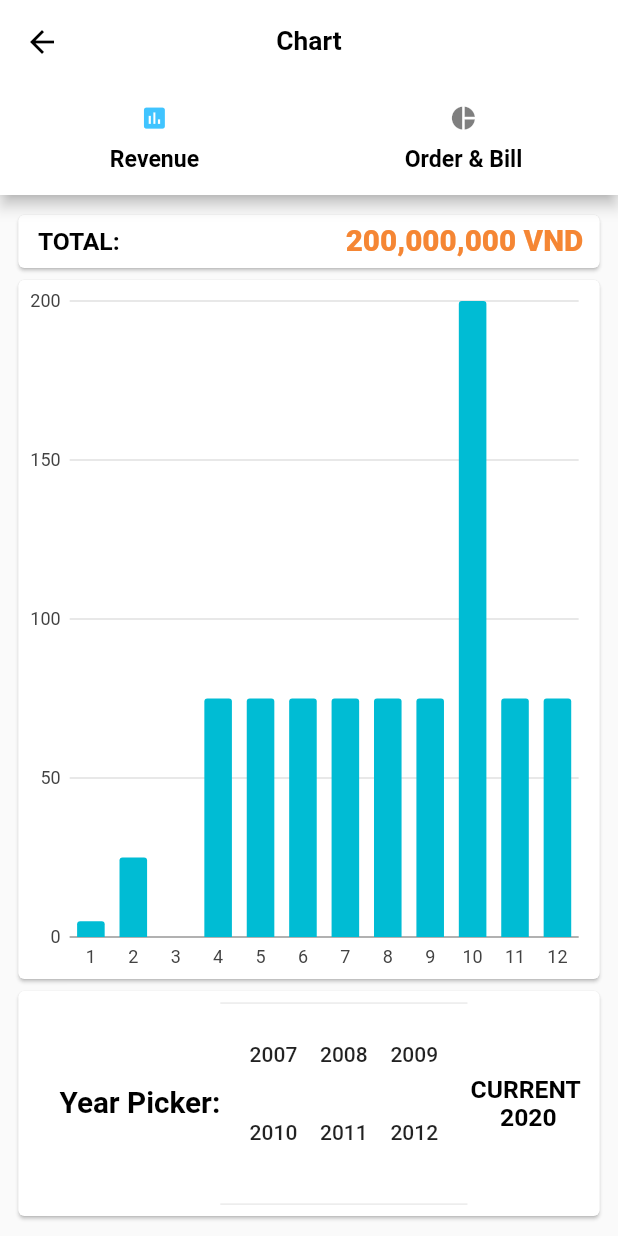
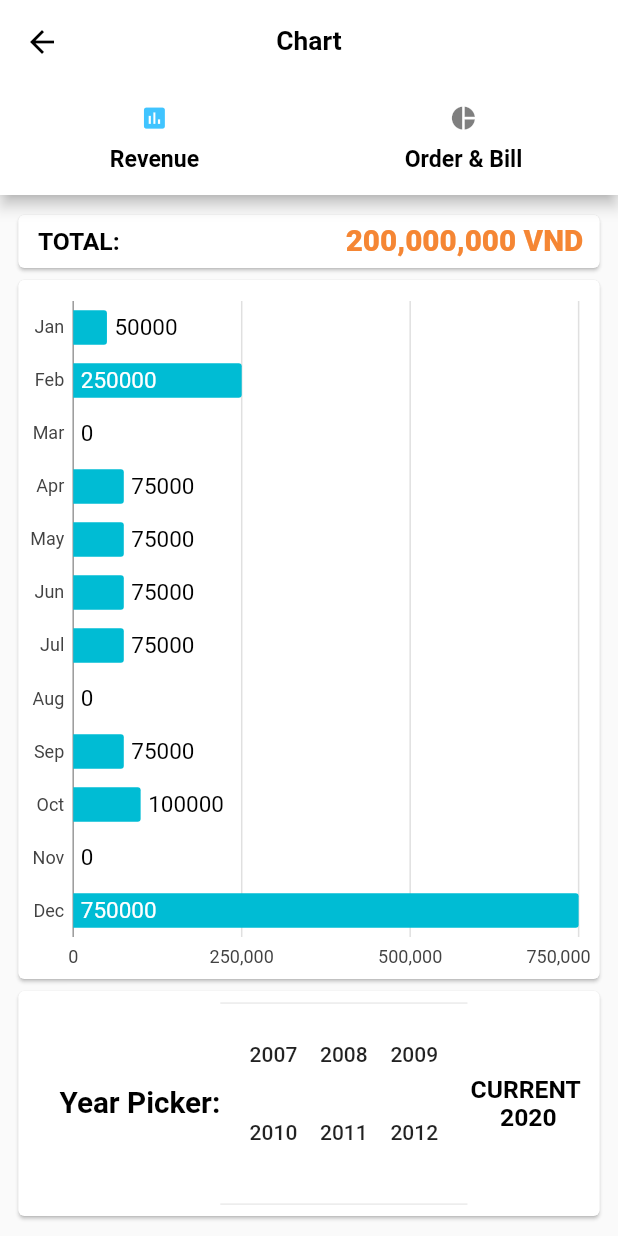
Before and after one commit to Abdulhaiking34/Instacop, a Flutter app: the AdminHomeView screen opened by its route, after a tap on "Revenue", on a phone screen of 412 x 824 dp. Run offline on Flutter 3.47's test engine with Material 2 defaults, Android fonts, the phone set to English and light mode, and no system bars; drawn by our look-alikes of fl_chart; our stand-ins replace auto_size_text, cached_network_image, carousel_slider, charts_flutter, cloud_firestore, device_preview and 13 more; missing offline and left inert: flutter_google_places, google_maps_webservice, grouped_buttons, multi_image_picker, stripe_payment; accounts and stored records are empty; statements that could not run were skipped.

Commit message:
Edit:  + revenue Chart UI (admin)

```diff
--- a/lib/src/views/HomePage/Admin/ChartRevenue/revenue_chart.dart
+++ b/lib/src/views/HomePage/Admin/ChartRevenue/revenue_chart.dart
@@ -16,18 +16,18 @@ class _RevenueChartState extends State<RevenueChart> {
 
   static List<charts.Series<OrdinalSales, String>> _chartData() {
     final data = [
-      new OrdinalSales('1', 5),
-      new OrdinalSales('2', 25),
-      new OrdinalSales('3', 0),
-      new OrdinalSales('4', 75),
-      new OrdinalSales('5', 75),
-      new OrdinalSales('6', 75),
-      new OrdinalSales('7', 75),
-      new OrdinalSales('8', 75),
-      new OrdinalSales('9', 75),
-      new OrdinalSales('10', 200),
-      new OrdinalSales('11', 75),
-      new OrdinalSales('12', 75),
+      new OrdinalSales('Jan', 50000),
+      new OrdinalSales('Feb', 250000),
+      new OrdinalSales('Mar', 0),
+      new OrdinalSales('Apr', 75000),
+      new OrdinalSales('May', 75000),
+      new OrdinalSales('Jun', 75000),
+      new OrdinalSales('Jul', 75000),
+      new OrdinalSales('Aug', 0),
+      new OrdinalSales('Sep', 75000),
+      new OrdinalSales('Oct', 100000),
+      new OrdinalSales('Nov', 0),
+      new OrdinalSales('Dec', 750000),
     ];
 
     return [
@@ -36,6 +36,7 @@ class _RevenueChartState extends State<RevenueChart> {
         colorFn: (_, __) => charts.MaterialPalette.cyan.shadeDefault,
         domainFn: (OrdinalSales sales, _) => sales.month,
         measureFn: (OrdinalSales sales, _) => sales.sales,
+        labelAccessorFn: (OrdinalSales sales, _) => '${sales.sales}',
         data: data,
       )
     ];
@@ -89,6 +90,20 @@ class _RevenueChartState extends State<RevenueChart> {
               child: charts.BarChart(
                 _chartData(),
                 animate: true,
+                vertical: false,
+                behaviors: [
+                  new charts.SlidingViewport(),
+                  new charts.PanAndZoomBehavior(),
+                ],
+                barRendererDecorator: new charts.BarLabelDecorator(
+                  insideLabelStyleSpec: charts.TextStyleSpec(
+                      fontSize: FontSize.s28.floor(),
+                      color: charts.MaterialPalette.white),
+                  outsideLabelStyleSpec: charts.TextStyleSpec(
+                      fontSize: FontSize.s28.floor(),
+                      color: charts.MaterialPalette.black),
+                ),
+                // Hide domain axis.
               ),
             ),
           ),
```
